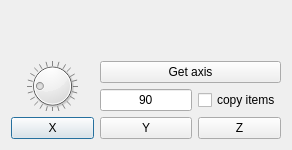
Qt form dialogs/rotAround.ui (oddtopus/flamingo) before a commit.
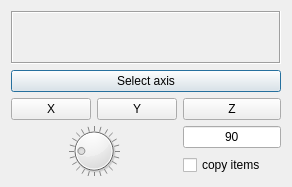
The same form after that commit.

The edit to the form file:
```diff
--- a/dialogs/rotAround.ui
+++ b/dialogs/rotAround.ui
@@ -7,7 +7,7 @@
     <x>0</x>
     <y>0</y>
     <width>292</width>
-    <height>150</height>
+    <height>187</height>
    </rect>
   </property>
   <property name="windowTitle">
@@ -17,6 +17,29 @@
    <property name="sizeConstraint">
     <enum>QLayout::SetMinimumSize</enum>
    </property>
+   <item row="4" column="0" colspan="3">
+    <widget class="QLabel" name="lab1">
+     <property name="frameShape">
+      <enum>QFrame::Box</enum>
+     </property>
+     <property name="frameShadow">
+      <enum>QFrame::Sunken</enum>
+     </property>
+     <property name="text">
+      <string>&lt;select one axis&gt;</string>
+     </property>
+     <property name="alignment">
+      <set>Qt::AlignCenter</set>
+     </property>
+    </widget>
+   </item>
+   <item row="5" column="0" colspan="3">
+    <widget class="QPushButton" name="btn1">
+     <property name="text">
+      <string>Select axis</string>
+     </property>
+    </widget>
+   </item>
    <item row="9" column="0">
     <widget class="QPushButton" name="btnX">
      <property name="text">
@@ -38,7 +61,24 @@
      </property>
     </widget>
    </item>
-   <item row="5" column="0" rowspan="2">
+   <item row="11" column="2">
+    <widget class="QLineEdit" name="edit1">
+     <property name="text">
+      <string>90</string>
+     </property>
+     <property name="alignment">
+      <set>Qt::AlignCenter</set>
+     </property>
+    </widget>
+   </item>
+   <item row="12" column="2">
+    <widget class="QCheckBox" name="copyCB">
+     <property name="text">
+      <string>copy items</string>
+     </property>
+    </widget>
+   </item>
+   <item row="11" column="0" rowspan="2" colspan="2">
     <widget class="QDial" name="dial">
      <property name="layoutDirection">
       <enum>Qt::LeftToRight</enum>
@@ -72,40 +112,6 @@
      </property>
     </widget>
    </item>
-   <item row="6" column="1">
-    <widget class="QLineEdit" name="edit1">
-     <property name="text">
-      <string>90</string>
-     </property>
-     <property name="alignment">
-      <set>Qt::AlignCenter</set>
-     </property>
-    </widget>
-   </item>
-   <item row="6" column="2">
-    <widget class="QCheckBox" name="copyCB">
-     <property name="text">
-      <string>copy items</string>
-     </property>
-    </widget>
-   </item>
-   <item row="5" column="1" colspan="2">
-    <widget class="QPushButton" name="btn1">
-     <property name="text">
-      <string>Get axis</string>
-     </property>
-    </widget>
-   </item>
-   <item row="4" column="0" colspan="3">
-    <widget class="QLabel" name="lab1">
-     <property name="text">
-      <string>&lt;select axis&gt;</string>
-     </property>
-     <property name="alignment">
-      <set>Qt::AlignCenter</set>
-     </property>
-    </widget>
-   </item>
   </layout>
  </widget>
  <tabstops>
```
Left out of the diff: 4 changed lines with no effect on the pictures.
